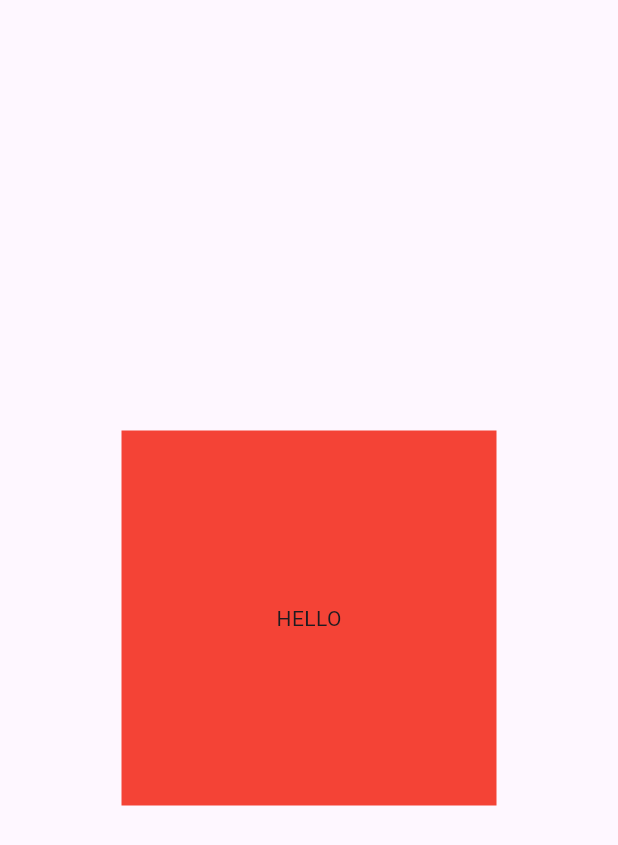
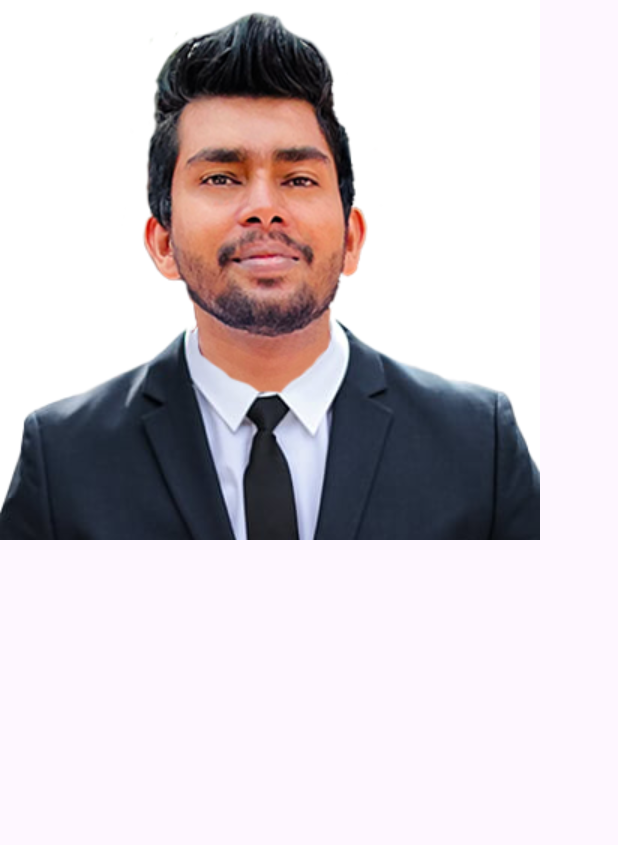
Before and after one commit to IT21280474/Test_App3, a Flutter app: the screen it shows after launch, on a phone screen of 412 x 824 dp. Shown: the top 845 px of the screen. Run offline on Flutter 3.47's test engine with Material 3 defaults, Android fonts, the phone set to English and light mode, and no system bars.

Commit message:
first commit

```diff
--- a/lib/main.dart
+++ b/lib/main.dart
@@ -12,20 +12,7 @@ class MyApp extends StatelessWidget {
     return  MaterialApp(
       title: "space app",
       home: Scaffold(
-        body: Center(
-          child: Container(
-            height: 250,
-            width: 250,
-
-
-            decoration: BoxDecoration(
-              borderRadius: BorderRadius.circular(0),
-              color: Colors.red,
-            ),
-
-           child: const Center(child: Text("HELLO")),
-          ),
-        ),
+        body: Image.asset("assets/pngtree-formal-gray-color-suit-png-png-image_3017526.png")
       ),
     );
   }
--- a/pubspec.yaml
+++ b/pubspec.yaml
@@ -59,9 +59,9 @@ flutter:
   uses-material-design: true
 
   # To add assets to your application, add an assets section, like this:
-  # assets:
-  #   - images/a_dot_burr.jpeg
-  #   - images/a_dot_ham.jpeg
+  assets:
+    - assets/
+
 
   # An image asset can refer to one or more resolution-specific "variants", see
   # https://flutter.dev/assets-and-images/#resolution-aware
```
Also changed, not shown: assets/pngtree-formal-gray-color-suit-png-png-image_3017526.png (added).
